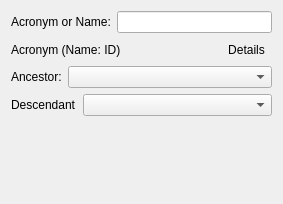
ctigaret/scipyen, file src/scipyen/gui/widgets/dataclasswidgets/brainglobeatlasstructurelookup.ui: the form before one commit.
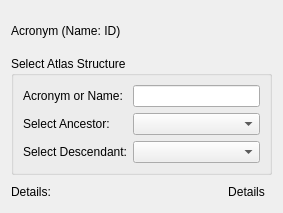
The form after the commit. Icons and pictures are not drawn. Custom widgets are drawn as their Qt base class.

```diff
--- a/src/scipyen/gui/widgets/dataclasswidgets/brainglobeatlasstructurelookup.ui
+++ b/src/scipyen/gui/widgets/dataclasswidgets/brainglobeatlasstructurelookup.ui
@@ -7,59 +7,34 @@
     <x>0</x>
     <y>0</y>
     <width>283</width>
-    <height>204</height>
+    <height>213</height>
    </rect>
   </property>
   <property name="windowTitle">
    <string>Form</string>
   </property>
-  <layout class="QGridLayout" name="gridLayout">
-   <item row="0" column="0">
-    <layout class="QVBoxLayout" name="verticalLayout">
-     <item>
+  <layout class="QGridLayout" name="gridLayout_2">
+   <item row="2" column="0">
       <layout class="QHBoxLayout" name="horizontalLayout">
        <item>
-        <widget class="QLabel" name="label">
+      <widget class="QLabel" name="label_4">
          <property name="text">
-          <string>Acronym or Name:</string>
-         </property>
-         <property name="buddy">
-          <cstring>acronymOrNameEdit</cstring>
-         </property>
+        <string>Details:</string>
+       </property>
         </widget>
        </item>
        <item>
-        <widget class="LineEdit" name="acronymOrNameEdit">
-         <property name="toolTip">
-          <string>Search Structure by Acronym Or Name</string>
-         </property>
-         <property name="statusTip">
-          <string>Search Structure by Acronym Or Name</string>
-         </property>
-         <property name="whatsThis">
-          <string>Search Structure by Acronym Or Name</string>
-         </property>
-        </widget>
-       </item>
-      </layout>
-     </item>
-     <item>
-      <layout class="QHBoxLayout" name="horizontalLayout_4">
-       <item>
-        <widget class="QLabel" name="structureIDAcroNameLabel">
-         <property name="toolTip">
-          <string>BrainGlobe Struture Acronym (Name: ID)</string>
-         </property>
-         <property name="statusTip">
-          <string>BrainGlobe Struture Acronym (Name: ID)</string>
-         </property>
-         <property name="whatsThis">
-          <string>BrainGlobe Struture Acronym (Name: ID)</string>
-         </property>
-         <property name="text">
-          <string>Acronym (Name: ID)</string>
-         </property>
-        </widget>
+      <spacer name="horizontalSpacer">
+       <property name="orientation">
+        <enum>Qt::Orientation::Horizontal</enum>
+       </property>
+       <property name="sizeHint" stdset="0">
+        <size>
+         <width>40</width>
+         <height>20</height>
+        </size>
+       </property>
+      </spacer>
        </item>
        <item>
         <widget class="QToolButton" name="detailsToolButton">
@@ -69,6 +44,9 @@
          <property name="icon">
           <iconset theme="view-list-tree"/>
          </property>
+       <property name="checkable">
+        <bool>false</bool>
+       </property>
          <property name="autoRaise">
           <bool>true</bool>
          </property>
@@ -76,9 +54,61 @@
        </item>
       </layout>
      </item>
-     <item>
-      <layout class="QHBoxLayout" name="horizontalLayout_2">
-       <item>
+   <item row="0" column="0">
+    <widget class="QLabel" name="structureIDAcroNameLabel">
+     <property name="toolTip">
+      <string>BrainGlobe Struture Acronym (Name: ID)</string>
+     </property>
+     <property name="statusTip">
+      <string>BrainGlobe Struture Acronym (Name: ID)</string>
+     </property>
+     <property name="whatsThis">
+      <string>BrainGlobe Struture Acronym (Name: ID)</string>
+     </property>
+     <property name="text">
+      <string>Acronym (Name: ID)</string>
+     </property>
+    </widget>
+   </item>
+   <item row="1" column="0">
+    <widget class="QGroupBox" name="groupBox">
+     <property name="title">
+      <string>Select Atlas Structure</string>
+     </property>
+     <layout class="QGridLayout" name="gridLayout">
+      <item row="0" column="0">
+       <widget class="QLabel" name="label">
+        <property name="toolTip">
+         <string>Find Structure by Acronym or Name</string>
+        </property>
+        <property name="statusTip">
+         <string>Find Structure by Acronym or Name</string>
+        </property>
+        <property name="whatsThis">
+         <string>Find Structure by Acronym or Name</string>
+        </property>
+        <property name="text">
+         <string>Acronym or Name:</string>
+        </property>
+        <property name="buddy">
+         <cstring>acronymOrNameEdit</cstring>
+        </property>
+       </widget>
+      </item>
+      <item row="0" column="1">
+       <widget class="LineEdit" name="acronymOrNameEdit">
+        <property name="toolTip">
+         <string>Find Structure by Acronym Or Name</string>
+        </property>
+        <property name="statusTip">
+         <string>Find Structure by Acronym Or Name</string>
+        </property>
+        <property name="whatsThis">
+         <string>Find Structure by Acronym Or Name</string>
+        </property>
+       </widget>
+      </item>
+      <item row="1" column="0">
         <widget class="QLabel" name="label_2">
          <property name="toolTip">
           <string>Select Ancestor</string>
@@ -90,14 +120,14 @@
           <string>Select Ancestor</string>
          </property>
          <property name="text">
-          <string>Ancestor:</string>
+         <string>Select Ancestor:</string>
          </property>
          <property name="buddy">
           <cstring>ancestorComboBox</cstring>
          </property>
         </widget>
        </item>
-       <item>
+      <item row="1" column="1">
         <widget class="QComboBox" name="ancestorComboBox">
          <property name="sizePolicy">
           <sizepolicy hsizetype="MinimumExpanding" vsizetype="Fixed">
@@ -116,11 +146,7 @@
          </property>
         </widget>
        </item>
-      </layout>
-     </item>
-     <item>
-      <layout class="QHBoxLayout" name="horizontalLayout_3">
-       <item>
+      <item row="2" column="0">
         <widget class="QLabel" name="label_3">
          <property name="toolTip">
           <string>Select Descendant</string>
@@ -132,14 +158,14 @@
           <string>Select Descendant</string>
          </property>
          <property name="text">
-          <string>Descendant</string>
+         <string>Select Descendant:</string>
          </property>
          <property name="buddy">
           <cstring>descendantComboBox</cstring>
          </property>
         </widget>
        </item>
-       <item>
+      <item row="2" column="1">
         <widget class="QComboBox" name="descendantComboBox">
          <property name="sizePolicy">
           <sizepolicy hsizetype="MinimumExpanding" vsizetype="Fixed">
@@ -159,11 +185,7 @@
         </widget>
        </item>
       </layout>
-     </item>
-     <item>
-      <widget class="DataTreeView" name="structureTreeView" native="true"/>
-     </item>
-    </layout>
+    </widget>
    </item>
   </layout>
  </widget>
@@ -173,12 +195,6 @@
    <extends>QLineEdit</extends>
    <header location="global">gui.widgets.small_widgets</header>
   </customwidget>
-  <customwidget>
-   <class>DataTreeView</class>
-   <extends>QWidget</extends>
-   <header location="global">gui.widgets.datatreeview</header>
-   <container>1</container>
-  </customwidget>
  </customwidgets>
  <resources/>
  <connections/>
```
Lines whose indentation alone changed are shown as unchanged.
